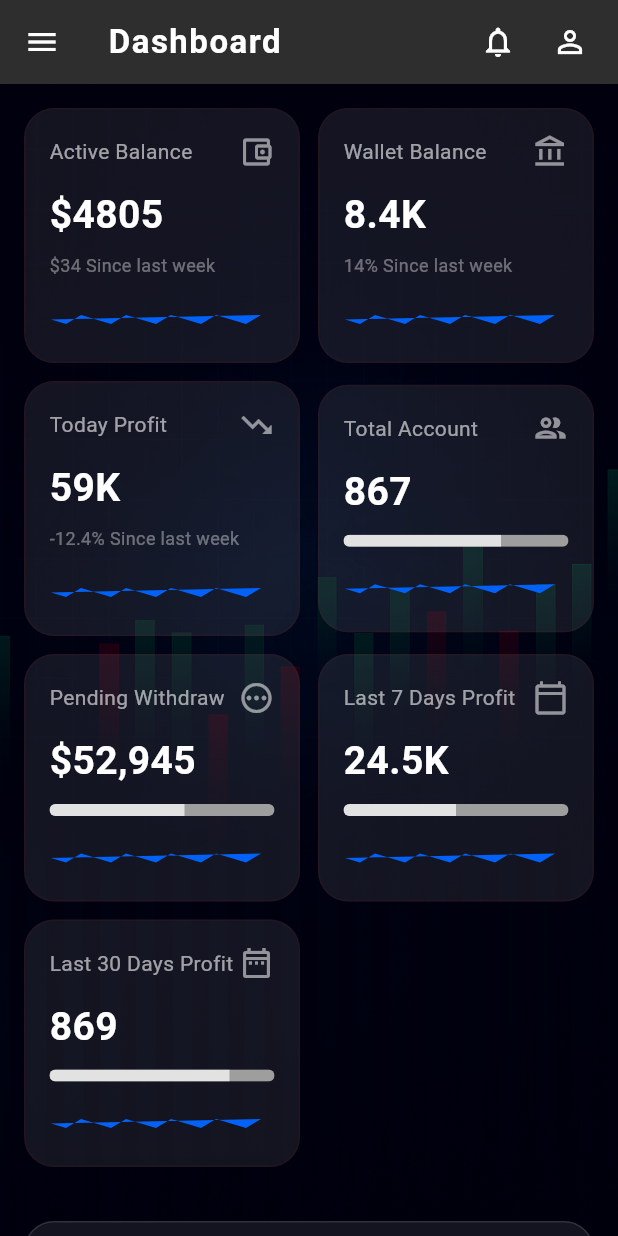
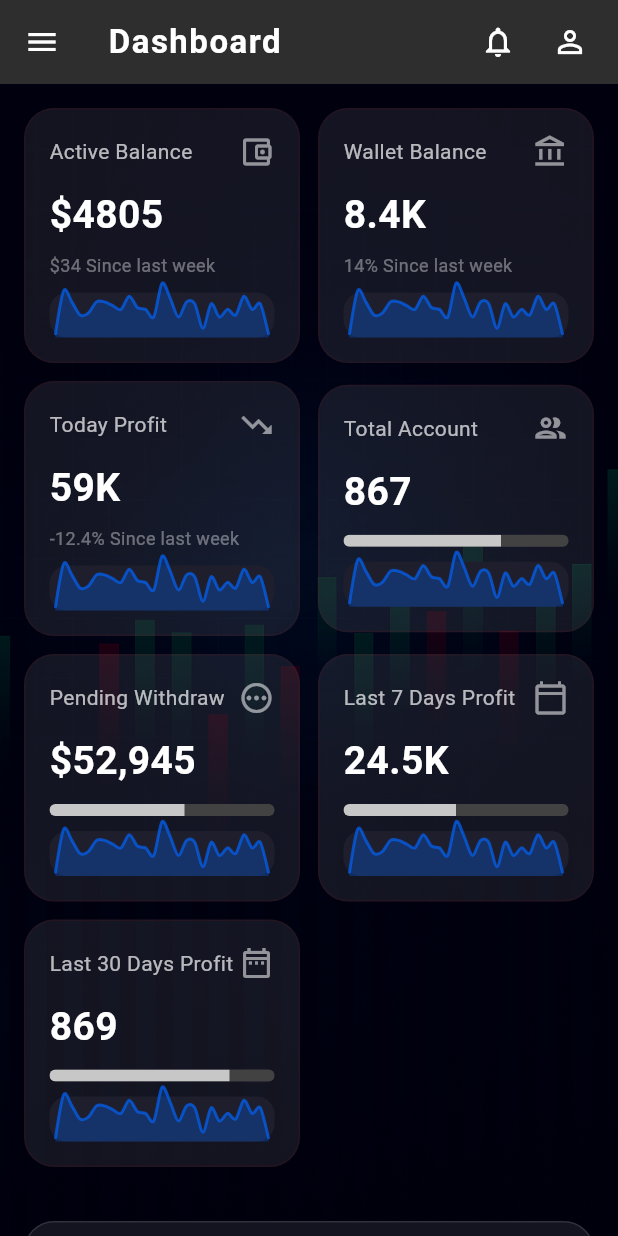
Before and after one commit to businessvivek3600/fx-crm, a Flutter app: the DashboardScreen screen opened by its route, on a phone screen of 412 x 824 dp. Run offline on Flutter 3.47's test engine with Material 3 defaults, Android fonts, the phone set to English and light mode, and no system bars; drawn by our look-alikes of fl_chart; our stand-ins replace awesome_dialog, country_picker, dio, firebase_core, firebase_messaging, flutter_html and 13 more; accounts and stored records are empty; network calls fail.

Commit message:
Update route path and UI components

```diff
--- a/lib/view/component/drawer_component/component/funds/component/withdraw_otp.dart
+++ b/lib/view/component/drawer_component/component/funds/component/withdraw_otp.dart
@@ -1,7 +1,6 @@
 import 'dart:async';
 import 'package:flutter/material.dart';
 import 'package:fx_crm/view/component/drawer_component/component/funds/wallet_ledger.dart';
-import 'package:fx_crm/view/component/drawer_component/component/funds/withdraw_fund.dart';
 import 'package:get/get.dart';
 import 'package:pinput/pinput.dart';
 import '../../../../../../controller/wallet_controller.dart';
--- a/lib/view/component/drawer_component/custom_drawer.dart
+++ b/lib/view/component/drawer_component/custom_drawer.dart
@@ -2,23 +2,17 @@ import 'package:awesome_dialog/awesome_dialog.dart';
 import 'package:flutter/material.dart';
 import 'package:fx_crm/routes/route_name.dart';
 import 'package:fx_crm/routes/route_settings.dart';
-import 'package:fx_crm/view/component/drawer_component/component/account/account_screen.dart';
-import 'package:fx_crm/view/component/drawer_component/component/account/wallet_account.dart'
-    show WalletAccountScreen;
 import 'package:fx_crm/view/component/drawer_component/component/funds/deposit_fund.dart';
 import 'package:fx_crm/view/component/drawer_component/component/funds/deposite_withdraw_history.dart';
 import 'package:fx_crm/view/component/drawer_component/component/funds/wallet_ledger.dart';
 import 'package:fx_crm/view/component/drawer_component/component/funds/withdraw_fund.dart';
 import 'package:get/get.dart';
 import 'package:go_router/go_router.dart';
-import 'package:lottie/lottie.dart';
 import '../../../controller/app_controller.dart';
 import '../../../controller/auth_controller.dart';
 import '../../../routes/route_path.dart';
 import '../../../utils/drawer_back_button.dart';
 import '../../../widgets/bg_container.dart';
-import 'component/account/wallet_account.dart';
-import 'component/profile/kyc_verification.dart';
 
 class CustomDrawer extends StatelessWidget {
   const CustomDrawer({super.key});
--- a/lib/view/dashboard_screen.dart
+++ b/lib/view/dashboard_screen.dart
@@ -44,16 +44,25 @@ class _DashboardScreenState extends State<DashboardScreen> {
           actions: [
             IconButton(
               icon: const Icon(Icons.notifications_none, color: Colors.white),
-              onPressed: () => Navigator.push(context, MaterialPageRoute(builder: (_) => const NotificationScreen())),
+              onPressed: () => Navigator.push(
+                context,
+                MaterialPageRoute(
+                  builder: (_) => const NotificationScreen(),
+                ),
+              ),
             ),
             IconButton(
               icon: const Icon(Icons.person_outline, color: Colors.white),
-              onPressed: () => Navigator.push(context, MaterialPageRoute(builder: (_) => const CustomerProfileScreen())),
+              onPressed: () => Navigator.push(
+                context,
+                MaterialPageRoute(
+                  builder: (_) => const CustomerProfileScreen(),
+                ),
+              ),
             ),
             const SizedBox(width: 8),
           ],
         ),
-
         body: SingleChildScrollView(
           padding: const EdgeInsets.all(16),
           child: Column(
@@ -151,29 +160,27 @@ class _DashboardScreenState extends State<DashboardScreen> {
       child: Column(
         crossAxisAlignment: CrossAxisAlignment.start,
         children: [
-          /// Title and Icon
           Row(
             children: [
               Expanded(
                 child: Text(
                   title,
-                  style: const TextStyle(fontSize: 14, color: Colors.white60),
+                  style: const TextStyle(fontSize: 14, color: Colors.white70),
                 ),
               ),
               Icon(icon, color: Colors.white54),
             ],
           ),
           const SizedBox(height: 12),
-
-          /// Value
           Text(
             value,
-            style: const TextStyle(fontSize: 26, fontWeight: FontWeight.bold, color: Colors.white),
+            style: const TextStyle(
+              fontSize: 26,
+              fontWeight: FontWeight.bold,
+              color: Colors.white,
             ),
-
+          ),
           const SizedBox(height: 6),
-
-          /// Subtitle or progress bar
           if (subTitle != null)
             Text(
               subTitle,
@@ -191,23 +198,28 @@ class _DashboardScreenState extends State<DashboardScreen> {
                 borderRadius: BorderRadius.circular(6),
                 child: LinearProgressIndicator(
                   value: progress,
-                  backgroundColor: Colors.grey,
-                  valueColor: const AlwaysStoppedAnimation<Color>(Colors.white70),
+                  backgroundColor: Colors.grey.shade800,
+                  valueColor: const AlwaysStoppedAnimation<Color>(
+                    Colors.white70,
                   ),
                 ),
               ),
-
+            ),
           const SizedBox(height: 10),
-          SizedBox(
+          Container(
             height: 30,
             width: double.infinity,
-            child: CustomPaint(painter: _FakeGraphPainter()), // Optional: replace with actual chart
+            padding: const EdgeInsets.symmetric(horizontal: 4),
+            decoration: BoxDecoration(
+              color: const Color(0xFF1E1E2C),
+              borderRadius: BorderRadius.circular(12),
+            ),
+            child: const MiniLineChart(),
           ),
         ],
       ),
     );
   }
-
 
   Widget _buildDailyReturnCard() {
     return Container(
@@ -220,7 +232,6 @@ class _DashboardScreenState extends State<DashboardScreen> {
       child: Column(
         crossAxisAlignment: CrossAxisAlignment.start,
         children: [
-            /// Header
           Row(
             mainAxisAlignment: MainAxisAlignment.spaceBetween,
             children: const [
@@ -245,17 +256,27 @@ class _DashboardScreenState extends State<DashboardScreen> {
             ),
           ),
           const SizedBox(height: 20),
-
-            /// Metrics
-            _buildReturnItem("Revenue", "\$4805", "\$1458 Since last month", isUp: true),
+          _buildReturnItem(
+            "Revenue",
+            "\$4805",
+            "\$1458 Since last month",
+            isUp: true,
+          ),
           const Divider(color: Colors.white10, height: 24),
-            _buildReturnItem("Total Customers", "8.4K", "12.3% Since last month", isUp: true),
+          _buildReturnItem(
+            "Total Customers",
+            "8.4K",
+            "12.3% Since last month",
+            isUp: true,
+          ),
           const Divider(color: Colors.white10, height: 24),
-            _buildReturnItem("Store Visitors", "59K", "2.4% Since last month", isUp: false),
-
+          _buildReturnItem(
+            "Store Visitors",
+            "59K",
+            "2.4% Since last month",
+            isUp: false,
+          ),
           const SizedBox(height: 24),
-
-            /// Chart
           SizedBox(
             height: 180,
             child: BarChart(
@@ -269,7 +290,10 @@ class _DashboardScreenState extends State<DashboardScreen> {
                       reservedSize: 28,
                       getTitlesWidget: (value, _) => Text(
                         value.toInt().toString(),
-                          style: const TextStyle(color: Colors.white38, fontSize: 10),
+                        style: const TextStyle(
+                          color: Colors.white38,
+                          fontSize: 10,
+                        ),
                       ),
                     ),
                   ),
@@ -278,9 +302,25 @@ class _DashboardScreenState extends State<DashboardScreen> {
                       showTitles: true,
                       reservedSize: 28,
                       getTitlesWidget: (value, _) {
-                          const months = ['Feb', 'Mar', 'Apr', 'May', 'Jun', 'Jul', 'Aug', 'Sep', 'Oct'];
+                        const months = [
+                          'Feb',
+                          'Mar',
+                          'Apr',
+                          'May',
+                          'Jun',
+                          'Jul',
+                          'Aug',
+                          'Sep',
+                          'Oct',
+                        ];
                         return value.toInt() < months.length
-                              ? Text(months[value.toInt()], style: const TextStyle(color: Colors.white54, fontSize: 11))
+                            ? Text(
+                                months[value.toInt()],
+                                style: const TextStyle(
+                                  color: Colors.white54,
+                                  fontSize: 11,
+                                ),
+                              )
                             : const SizedBox.shrink();
                       },
                     ),
@@ -291,7 +331,8 @@ class _DashboardScreenState extends State<DashboardScreen> {
                 borderData: FlBorderData(show: false),
                 gridData: FlGridData(
                   show: true,
-                    getDrawingHorizontalLine: (_) => FlLine(color: Colors.white10, strokeWidth: 0.5),
+                  getDrawingHorizontalLine: (_) =>
+                      const FlLine(color: Colors.white10, strokeWidth: 0.5),
                 ),
                 barGroups: List.generate(
                   9,
@@ -315,29 +356,58 @@ class _DashboardScreenState extends State<DashboardScreen> {
     );
   }
 
-
-  Widget _buildReturnItem(String title, String value, String desc, {required bool isUp}) {
+  Widget _buildReturnItem(
+    String title,
+    String value,
+    String desc, {
+    required bool isUp,
+  }) {
     return Row(
       mainAxisAlignment: MainAxisAlignment.spaceBetween,
       children: [
-        Text(title, style: const TextStyle(color: Colors.white60, fontSize: 13)),
+        Text(
+          title,
+          style: const TextStyle(color: Colors.white70, fontSize: 13),
+        ),
         Column(
           crossAxisAlignment: CrossAxisAlignment.end,
           children: [
-            Text(value, style: const TextStyle(color: Colors.white, fontSize: 14, fontWeight: FontWeight.w600)),
+            Text(
+              value,
+              style: const TextStyle(
+                color: Colors.white,
+                fontSize: 14,
+                fontWeight: FontWeight.w600,
+              ),
+            ),
             Row(
               children: [
-                Icon(isUp ? Icons.arrow_upward : Icons.arrow_downward, size: 14, color: isUp ? Colors.green : Colors.red),
-                Text(desc, style: TextStyle(fontSize: 11, color: isUp ? Colors.green : Colors.red)),
+                Icon(
+                  isUp ? Icons.arrow_upward : Icons.arrow_downward,
+                  size: 14,
+                  color: isUp ? Colors.green : Colors.red,
+                ),
+                Text(
+                  desc,
+                  style: TextStyle(
+                    fontSize: 11,
+                    color: isUp ? Colors.green : Colors.red,
+                  ),
+                ),
               ],
-            )
+            ),
           ],
-        )
+        ),
       ],
     );
   }
 
-  Widget _buildMetricCard(String title, String value, String percentage, bool isIncrease) {
+  Widget _buildMetricCard(
+    String title,
+    String value,
+    String percentage,
+    bool isIncrease,
+  ) {
     return Container(
       decoration: BoxDecoration(
         color: Colors.white.withOpacity(0.08),
@@ -348,17 +418,13 @@ class _DashboardScreenState extends State<DashboardScreen> {
       margin: const EdgeInsets.only(bottom: 12),
       child: Row(
         children: [
-          /// Left: Title and Value
           Expanded(
             child: Column(
               crossAxisAlignment: CrossAxisAlignment.start,
               children: [
                 Text(
                   title,
-                  style: const TextStyle(
-                    color: Colors.white60,
-                    fontSize: 13,
-                  ),
+                  style: const TextStyle(color: Colors.white70, fontSize: 13),
                 ),
                 const SizedBox(height: 4),
                 Text(
@@ -372,18 +438,20 @@ class _DashboardScreenState extends State<DashboardScreen> {
               ],
             ),
           ),
-
-          /// Right: Change Indicator
           Container(
             padding: const EdgeInsets.symmetric(horizontal: 10, vertical: 6),
             decoration: BoxDecoration(
-              color: isIncrease ? Colors.green.withOpacity(0.1) : Colors.red.withOpacity(0.1),
+              color: isIncrease
+                  ? Colors.green.withOpacity(0.1)
+                  : Colors.red.withOpacity(0.1),
               borderRadius: BorderRadius.circular(20),
             ),
             child: Row(
               children: [
                 Icon(
-                  isIncrease ? Icons.arrow_upward_rounded : Icons.arrow_downward_rounded,
+                  isIncrease
+                      ? Icons.arrow_upward_rounded
+                      : Icons.arrow_downward_rounded,
                   color: isIncrease ? Colors.green : Colors.red,
                   size: 16,
                 ),
@@ -398,31 +466,69 @@ class _DashboardScreenState extends State<DashboardScreen> {
                 ),
               ],
             ),
-          )
+          ),
         ],
       ),
     );
   }
-
 }
 
-/// Simulated mini graph for visual appeal
-class _FakeGraphPainter extends CustomPainter {
-  @override
-  void paint(Canvas canvas, Size size) {
-    final paint = Paint()
-      ..color = Color(0xff0262f7)
-      ..strokeWidth = 2;
-
-    final path = Path();
-    path.moveTo(0, size.height * 0.6);
-    for (int i = 1; i < size.width.toInt(); i += 10) {
-      path.lineTo(i.toDouble(), size.height * (0.5 + 0.1 * (i % 3)));
-    }
-
-    canvas.drawPath(path, paint);
-  }
+class MiniLineChart extends StatelessWidget {
+  const MiniLineChart({super.key});
 
   @override
-  bool shouldRepaint(covariant CustomPainter oldDelegate) => false;
+  Widget build(BuildContext context) {
+    return LineChart(
+      LineChartData(
+        minY: 7,
+        maxY: 31,
+        gridData: FlGridData(show: false),
+        titlesData: FlTitlesData(show: false),
+        borderData: FlBorderData(show: false),
+        lineBarsData: [
+          LineChartBarData(
+            spots: const [
+              FlSpot(0, 9),
+              FlSpot(1, 32),
+              FlSpot(2, 26),
+              FlSpot(3, 19),
+              FlSpot(4, 20),
+              FlSpot(5, 26),
+              FlSpot(6, 26),
+              FlSpot(7, 24),
+              FlSpot(8, 22),
+              FlSpot(9, 29),
+              FlSpot(10, 23),
+              FlSpot(11, 22),
+              FlSpot(12, 18),
+              FlSpot(13, 36),
+              FlSpot(14, 28),
+              FlSpot(15, 18),
+              FlSpot(16, 26),
+              FlSpot(17, 25),
+              FlSpot(18, 12),
+              FlSpot(19, 25),
+              FlSpot(20, 18),
+              FlSpot(21, 22),
+              FlSpot(22, 19),
+              FlSpot(23, 29),
+              FlSpot(24, 22),
+              FlSpot(25, 25),
+              FlSpot(26, 9),
+            ],
+            isCurved: true,
+            curveSmoothness: 0.3,
+            color: const Color(0xff0262f7).withOpacity(0.7), // stronger opacity for line
+            barWidth: 2,
+            isStrokeCapRound: true,
+            belowBarData: BarAreaData(
+              show: true,
+              color: const Color(0xff0262f7).withOpacity(0.3),
+            ),
+            dotData: FlDotData(show: false),
+          ),
+        ],
+      ),
+    );
   }
+}
```
Also changed, not shown: lib/routes/route_path.dart (+24 -24 lines). Lines whose indentation alone changed are shown as unchanged.
